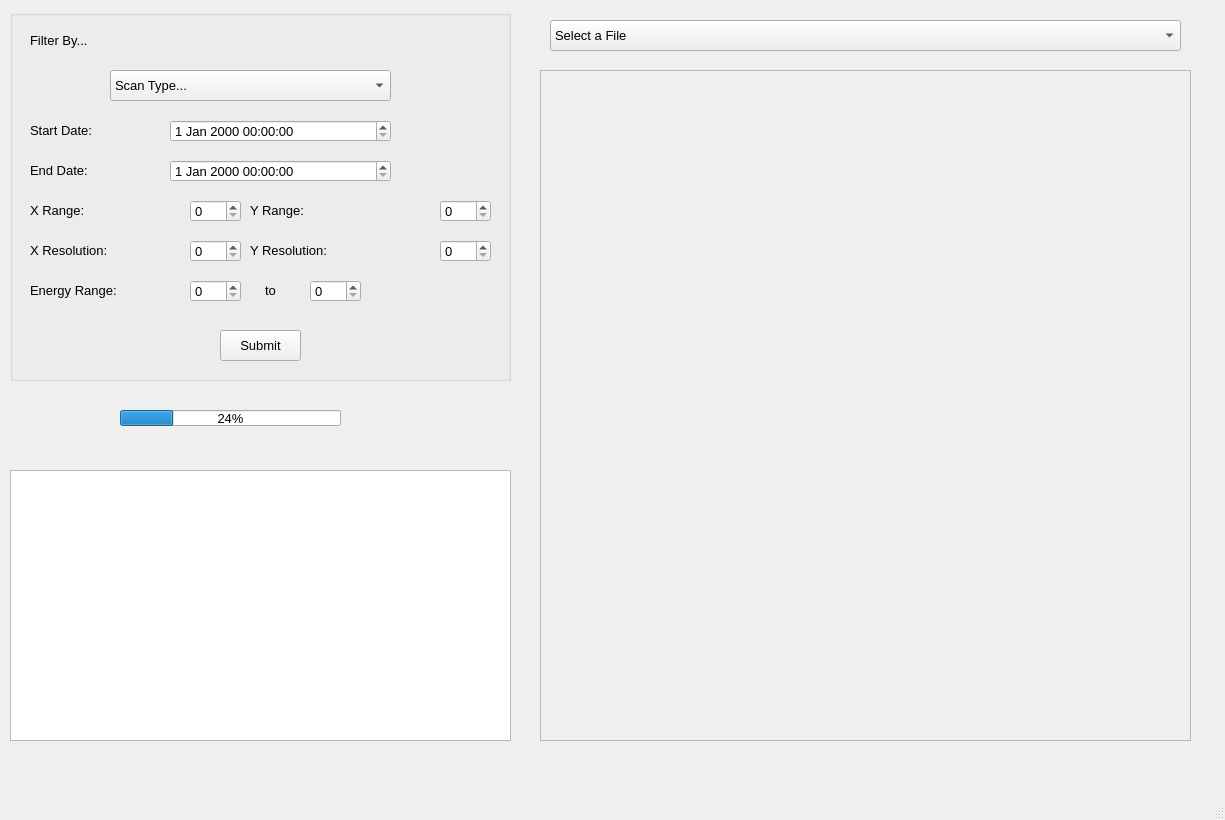
The window that STXM_data_viewer.ui (amy-remeshylo/STXM_data_viewer) describes before a commit, drawn with Qt 5.
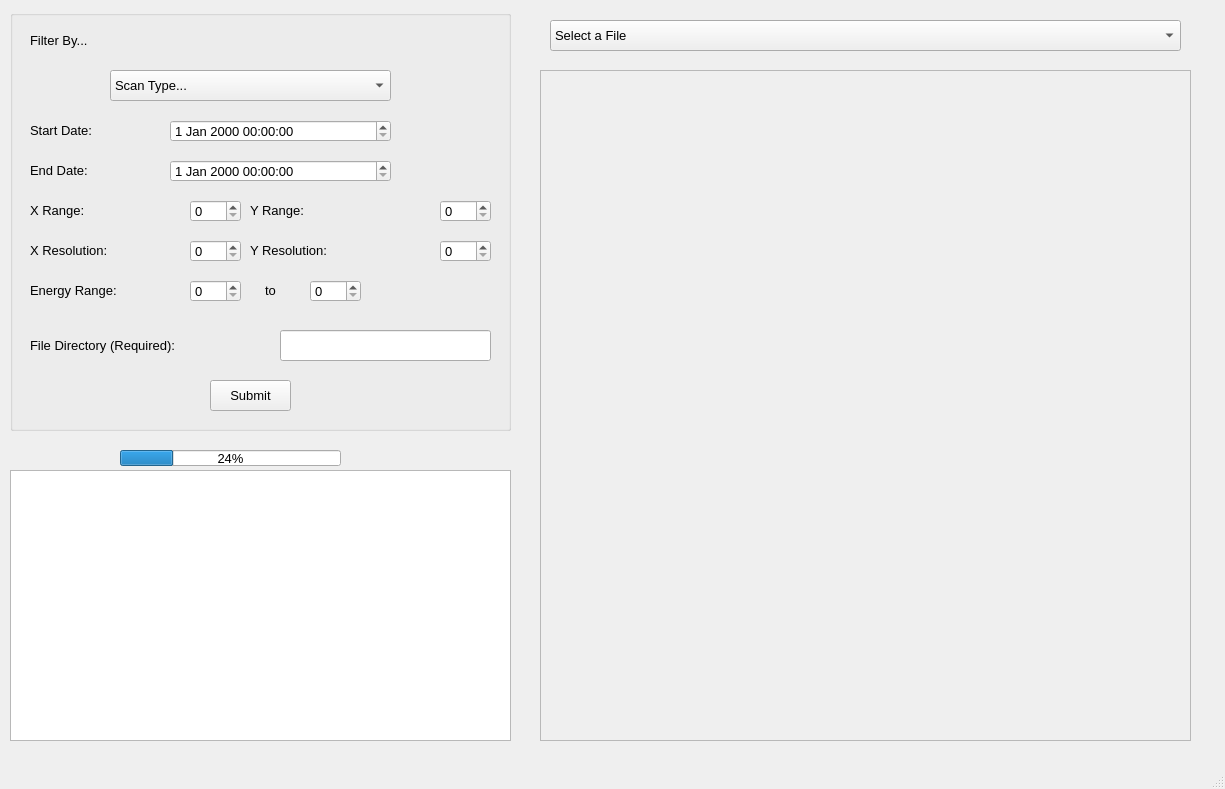
The same window after the commit.

Commit message: implemented dialog box to show progress of database creation

The edit to the form file:
```diff
--- a/STXM_data_viewer.ui
+++ b/STXM_data_viewer.ui
@@ -7,7 +7,7 @@
     <x>0</x>
     <y>0</y>
     <width>1225</width>
-    <height>820</height>
+    <height>789</height>
    </rect>
   </property>
   <property name="font">
@@ -23,7 +23,7 @@
     <property name="geometry">
      <rect>
       <x>120</x>
-      <y>410</y>
+      <y>450</y>
       <width>221</width>
       <height>16</height>
      </rect>
@@ -48,7 +48,7 @@
       <x>10</x>
       <y>10</y>
       <width>501</width>
-      <height>371</height>
+      <height>421</height>
      </rect>
     </property>
     <property name="title">
@@ -68,9 +68,9 @@
      <property name="geometry">
       <rect>
        <x>20</x>
-       <y>270</y>
+       <y>265</y>
        <width>141</width>
-       <height>20</height>
+       <height>31</height>
       </rect>
      </property>
      <property name="text">
@@ -148,9 +148,9 @@
      <property name="geometry">
       <rect>
        <x>240</x>
-       <y>190</y>
+       <y>185</y>
        <width>181</width>
-       <height>21</height>
+       <height>31</height>
       </rect>
      </property>
      <property name="text">
@@ -184,9 +184,9 @@
      <property name="geometry">
       <rect>
        <x>20</x>
-       <y>190</y>
+       <y>185</y>
        <width>91</width>
-       <height>21</height>
+       <height>31</height>
       </rect>
      </property>
      <property name="text">
@@ -322,8 +322,8 @@
     <widget class="QPushButton" name="submitBTN">
      <property name="geometry">
       <rect>
-       <x>210</x>
-       <y>320</y>
+       <x>200</x>
+       <y>370</y>
        <width>81</width>
        <height>31</height>
       </rect>
@@ -332,6 +332,29 @@
       <string>Submit</string>
      </property>
     </widget>
+    <widget class="QLineEdit" name="dirLE">
+     <property name="geometry">
+      <rect>
+       <x>270</x>
+       <y>320</y>
+       <width>211</width>
+       <height>31</height>
+      </rect>
+     </property>
+    </widget>
+    <widget class="QLabel" name="dirLBL">
+     <property name="geometry">
+      <rect>
+       <x>20</x>
+       <y>320</y>
+       <width>241</width>
+       <height>31</height>
+      </rect>
+     </property>
+     <property name="text">
+      <string>File Directory (Required): </string>
+     </property>
+    </widget>
    </widget>
    <widget class="QFrame" name="frame">
     <property name="geometry">
```
Left out of the diff: 13 changed lines with no effect on the pictures. The commit also changes 1 other file.
